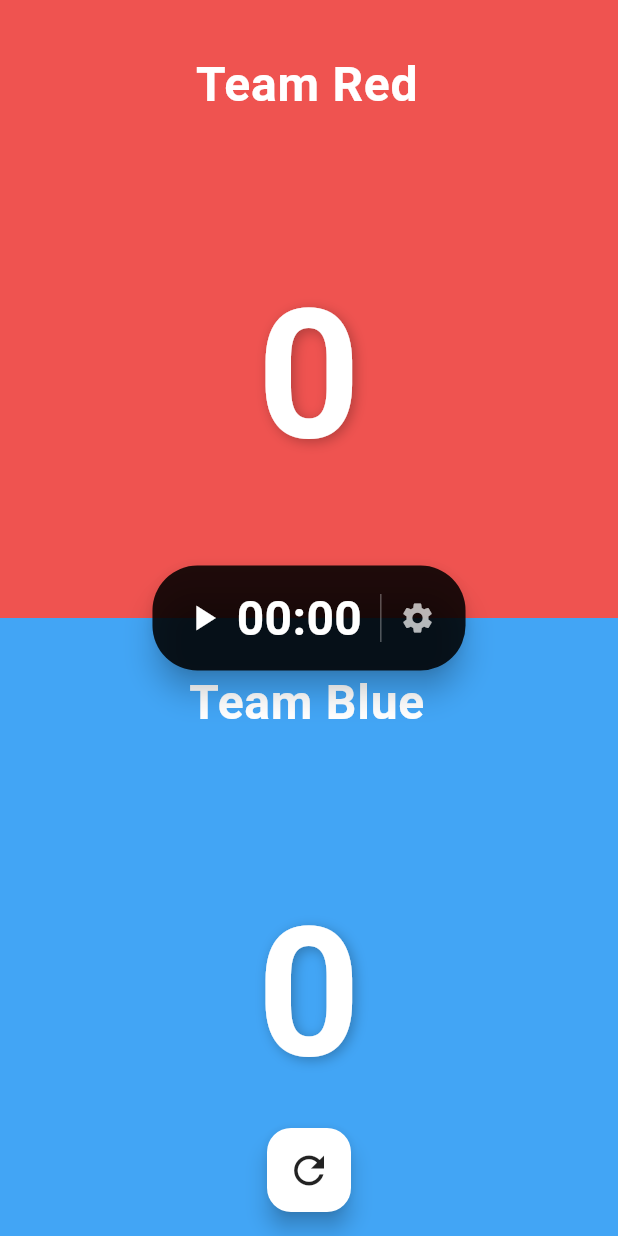
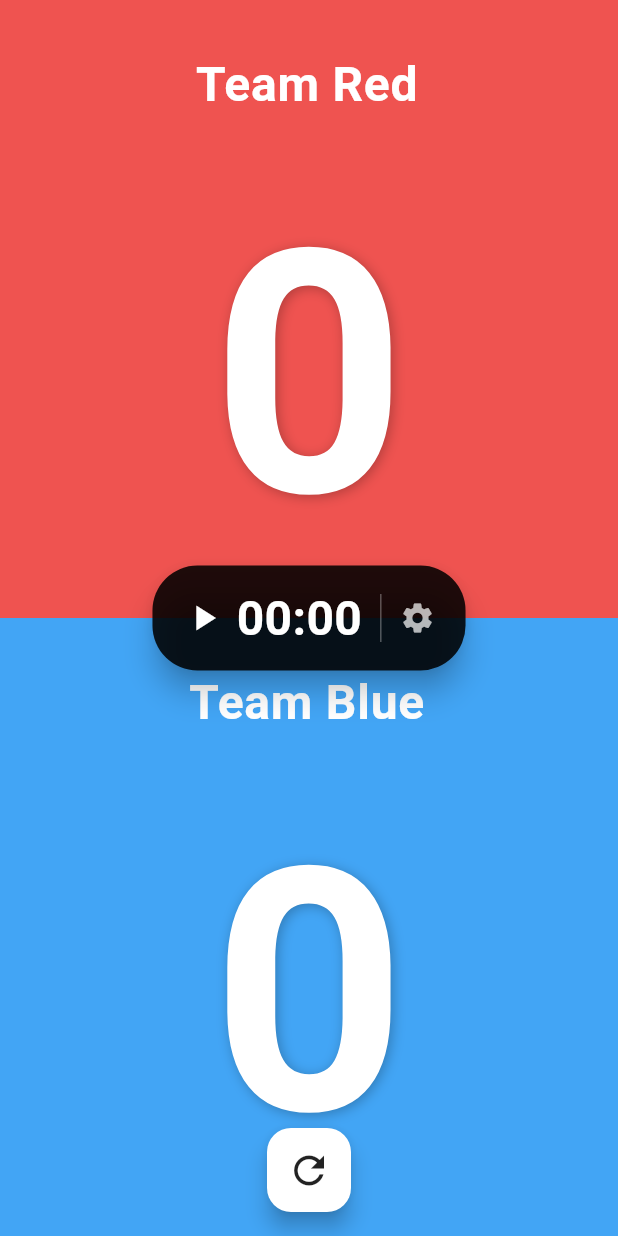
Before and after one commit to loubdelosreyesii/scoreboard, a Flutter app: the screen it shows after launch, on a phone screen of 412 x 824 dp. Run offline on Flutter 3.47's test engine with Material 3 defaults, Android fonts, the phone set to English and light mode, and no system bars.

Commit message:
Improve the score visibility on desktop displays

```diff
--- a/lib/responsive_counter_page.dart
+++ b/lib/responsive_counter_page.dart
@@ -392,14 +392,20 @@ class _CounterBox extends StatelessWidget {
               child: InkWell(
                 onTap: onTap,
                 onLongPress: onLongPress,
-                child: Center(
+                child: LayoutBuilder(
+  builder: (context, constraints) {
+    final scoreFontSize = constraints.maxWidth * 0.75;
+
+    return Center(
+      child: FittedBox(
+        fit: BoxFit.scaleDown,
         child: Text(
           '$count',
-                    style: const TextStyle(
-                      fontSize: 120,
+          style: TextStyle(
+            fontSize: scoreFontSize,
             fontWeight: FontWeight.bold,
             color: Colors.white,
-                      shadows: [
+            shadows: const [
               Shadow(
                 color: Colors.black26,
                 blurRadius: 10,
@@ -409,6 +415,9 @@ class _CounterBox extends StatelessWidget {
           ),
         ),
       ),
+    );
+  },
+),
               ),
             ),
           ],
```
Lines whose indentation alone changed are shown as unchanged.
